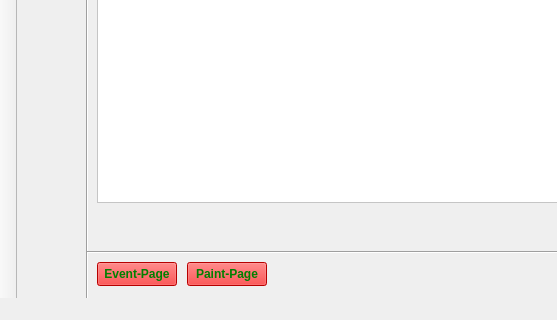
Qt form mainwindow.ui (Lil-El/QT) before a commit; both pictures show x 0 to 557 and y 221 to 541 of the 882 by 541 pixel window.
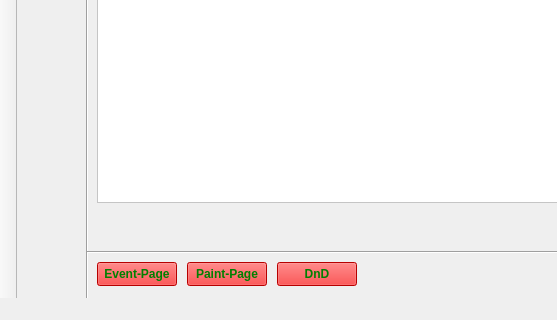
The same form after that commit.

```diff
--- a/mainwindow.ui
+++ b/mainwindow.ui
@@ -271,6 +271,19 @@
      </layout>
     </widget>
    </widget>
+   <widget class="QPushButton" name="pushButton">
+    <property name="geometry">
+     <rect>
+      <x>260</x>
+      <y>460</y>
+      <width>80</width>
+      <height>24</height>
+     </rect>
+    </property>
+    <property name="text">
+     <string>DnD</string>
+    </property>
+   </widget>
   </widget>
   <widget class="QToolBar" name="toolBar">
    <property name="windowTitle">
```
